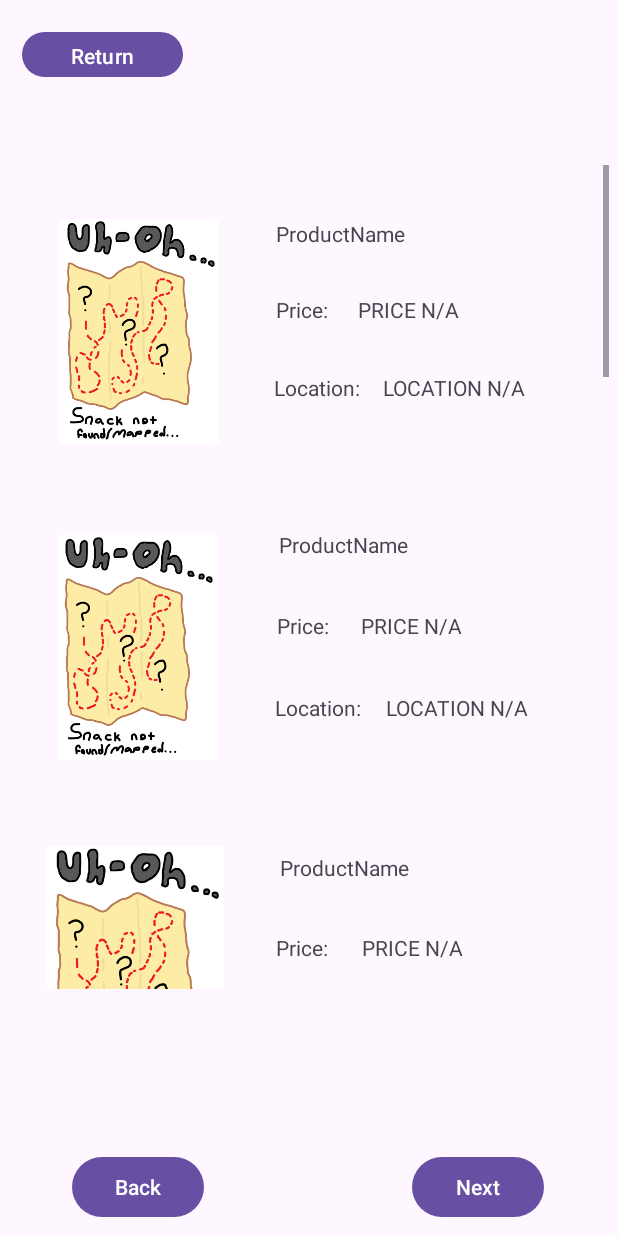
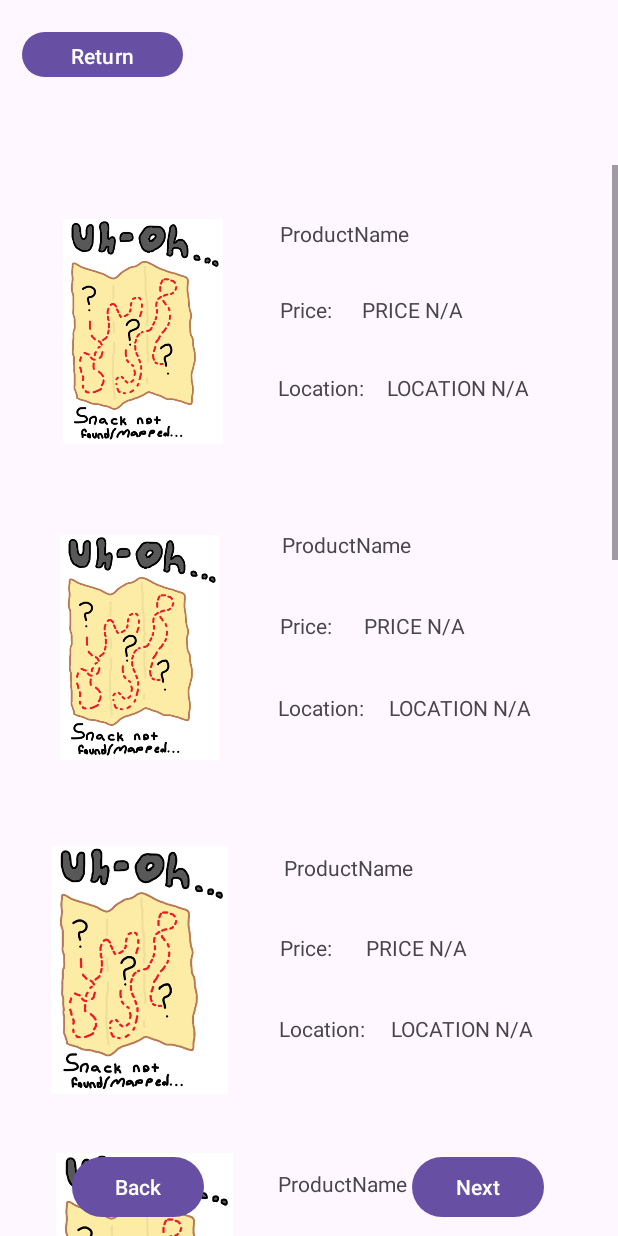
Before and after one commit to cp8500/SnackMaps, an Android app: the layout activity_product_page.xml on its own in the app's theme, with its tools: preview values and no code run, on a phone screen of 412 x 824 dp. Run offline under Robolectric (Android 15) with nearby library versions, the phone set to English and light mode, and no system bars.

Commit message:
idk this works

```diff
--- a/app/src/main/res/layout/activity_product_page.xml
+++ b/app/src/main/res/layout/activity_product_page.xml
@@ -10,8 +10,8 @@ tools:layout_editor_absoluteY="30dp">
 
 <ScrollView
     android:id="@+id/scrollView2"
-    android:layout_width="403dp"
-    android:layout_height="549dp"
+    android:layout_width="fill_parent"
+    android:layout_height="749dp"
     android:layout_marginStart="2dp"
     android:layout_marginTop="110dp"
     android:layout_marginBottom="1dp"
```
